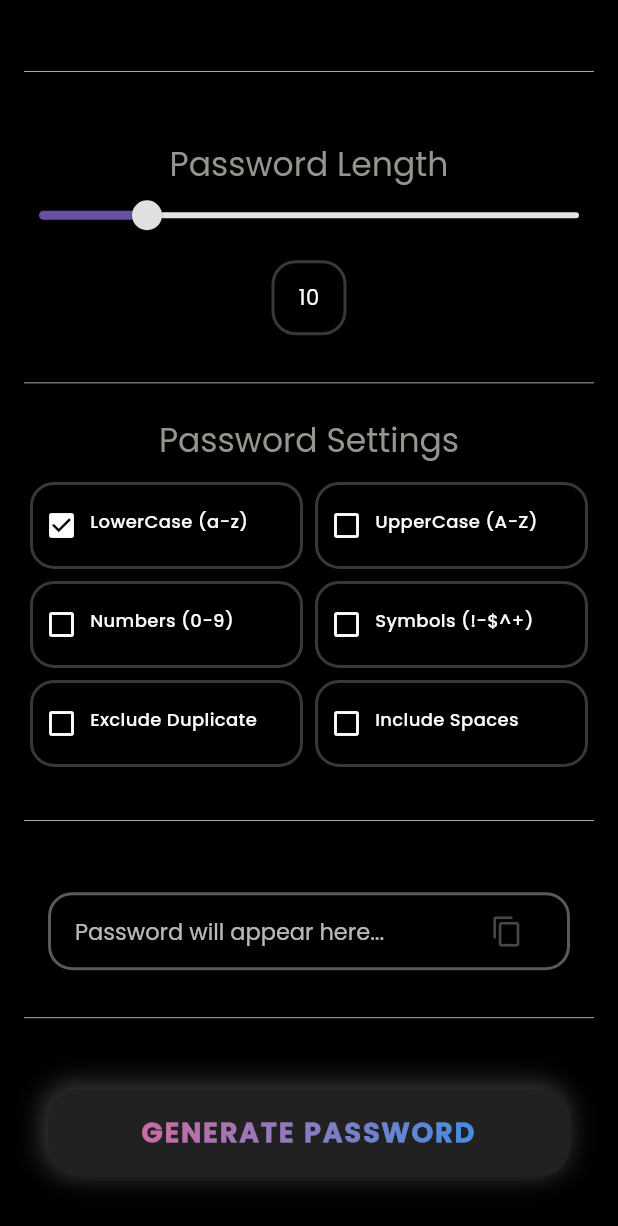
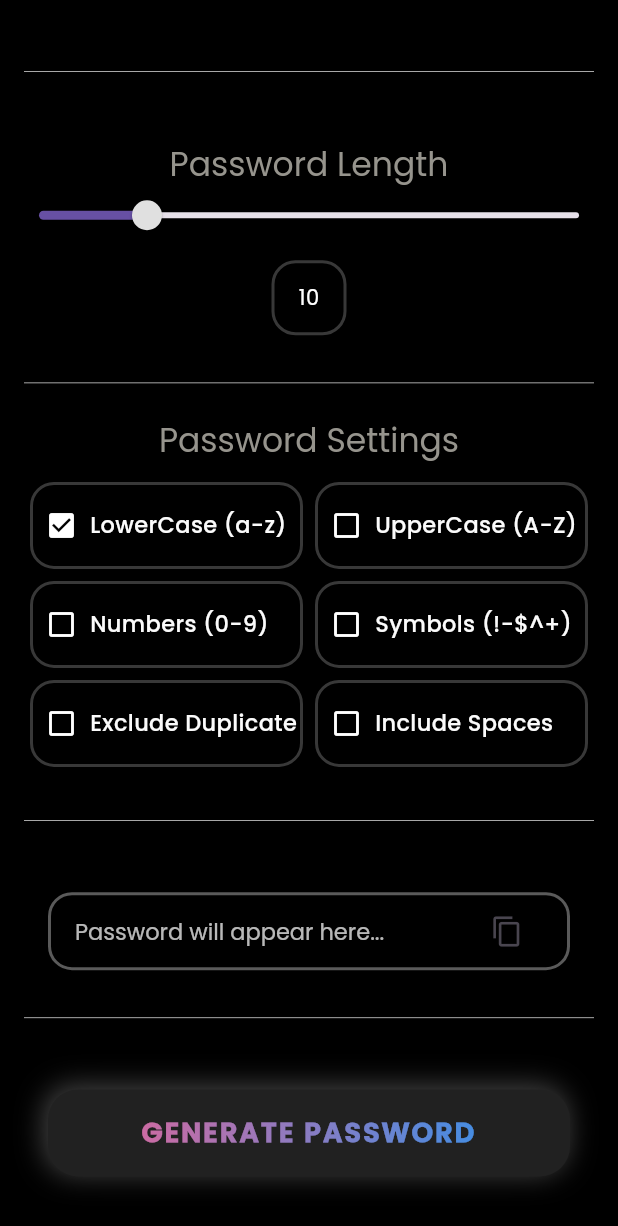
Before and after one commit to sugith10/password-generator, a Flutter app: the screen it shows after launch, on a phone screen of 412 x 824 dp. Shown: the top 1226 px of the screen. Run offline on Flutter 3.47's test engine with Material 3 defaults, Android fonts, the phone set to English and light mode, and no system bars; drawn by our look-alikes of simple_gradient_text; our stand-ins replace animate_do, flutter_bloc.

Commit message:
final commit

```diff
--- a/lib/features/generate_password/presentation/widget/coustom_check_box.dart
+++ b/lib/features/generate_password/presentation/widget/coustom_check_box.dart
@@ -1,3 +1,7 @@
+
+
+import 'dart:developer';
+
 import 'package:flutter/material.dart';
 import 'package:password_generator/core/const/constants.dart';
 
@@ -13,6 +17,8 @@ class CustomCheckBox extends StatelessWidget {
 
   @override
   Widget build(BuildContext context) {
+    final height = MediaQuery.of(context).size.height;
+    final width = MediaQuery.of(context).size.width;
     return Padding(
       padding: const EdgeInsets.all(
         defaultPadding / 4,
@@ -42,14 +48,14 @@ class CustomCheckBox extends StatelessWidget {
               const SizedBox(width: defaultPadding / 2),
               Icon(
                 value ? Icons.check_box : Icons.check_box_outline_blank,
-                size: Theme.of(context).textTheme.titleLarge!.fontSize,
+                size:  Theme.of(context).textTheme.titleLarge!.fontSize,
                 color: Colors.white,
               ),
               const SizedBox(width: defaultPadding / 2),
               Text(
                 label,
-                style: const TextStyle(
-                  fontSize: 12,
+                style:  TextStyle(
+                  fontSize:_calculateDescriptionFontSize(screenHeight: height, screenWidth: width),
                   color: Color.fromARGB(255, 251, 251, 251),
                   fontWeight: FontWeight.w500
                 ),
@@ -61,3 +67,58 @@ class CustomCheckBox extends StatelessWidget {
     );
   }
 }
+
+
+double _calculateDescriptionFontSize( {required double screenHeight, required double screenWidth}) {
+
+    double fontSize;
+    if (screenHeight >= 700 &&
+        screenHeight < 750 &&
+        screenWidth >= 320 &&
+        screenWidth < 400) {
+          log('$screenHeight $screenWidth 15');
+      fontSize = 12.0;
+    } else if (screenHeight >= 750 &&
+        screenHeight < 780 &&
+        screenWidth >= 320 &&
+        screenWidth < 410) {
+          log('$screenHeight $screenWidth 16');
+      fontSize = 12.0;
+    } else if (screenHeight >= 780 &&
+        screenHeight < 800 &&
+        screenWidth >= 400 &&
+        screenWidth < 450) {
+          log('$screenHeight $screenWidth 17');
+      fontSize = 12.0;
+    } else if (screenHeight >= 800 &&
+        screenHeight < 820 &&
+        screenWidth >= 400 &&
+        screenWidth < 480) {
+          log('$screenHeight $screenWidth 17.5');
+      fontSize = 12.5;
+    } else if (screenHeight >= 820 &&
+        screenHeight < 850 &&
+        screenWidth >= 380 &&
+        screenWidth < 400) {
+          log('$screenHeight $screenWidth 18');
+      // log('SM A53');
+      fontSize = 12.0;
+    } else if (screenHeight >= 850 &&
+        screenHeight < 900 &&
+        screenWidth >= 410 &&
+        screenWidth < 480) {
+          log('$screenHeight $screenWidth 18');
+      // log('SM M21');
+      fontSize = 12.0;
+    } else if (screenHeight >= 900 && screenWidth >= 390) {
+      fontSize = 25.0;
+      log('$screenHeight $screenWidth 22');
+    } else {
+      fontSize = 15.0;
+      log('$screenHeight $screenWidth 21');
+    }
+
+    fontSize * 0.01;
+
+    return fontSize;
+  }
```
Also changed, not shown: 1 other file.
